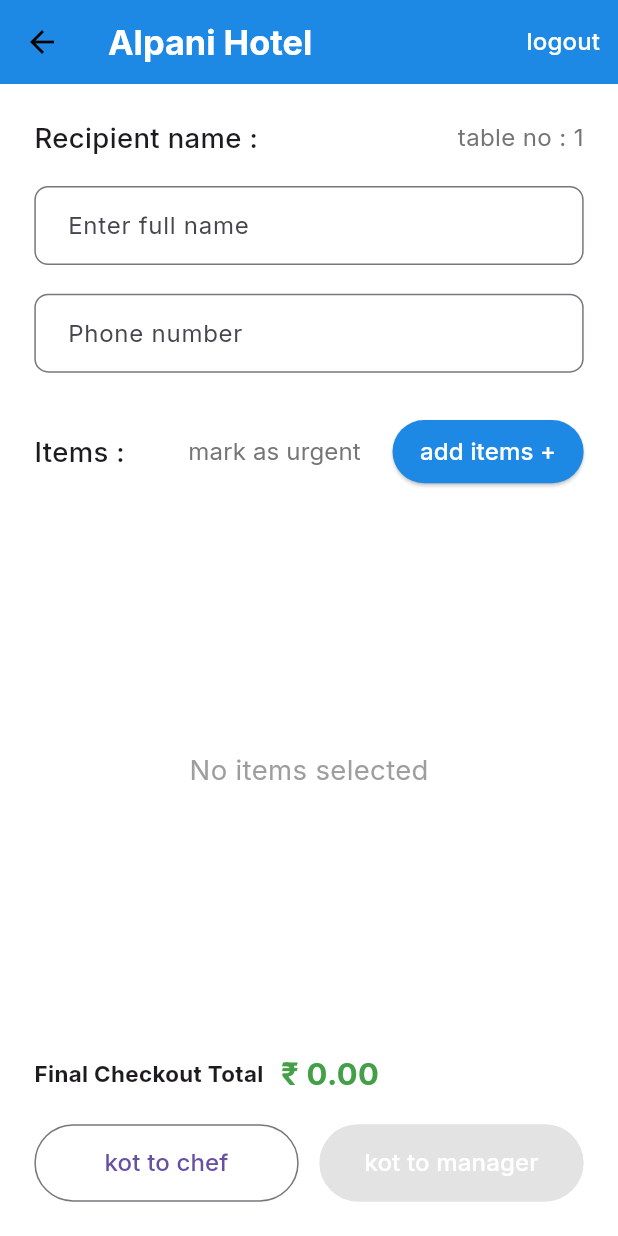
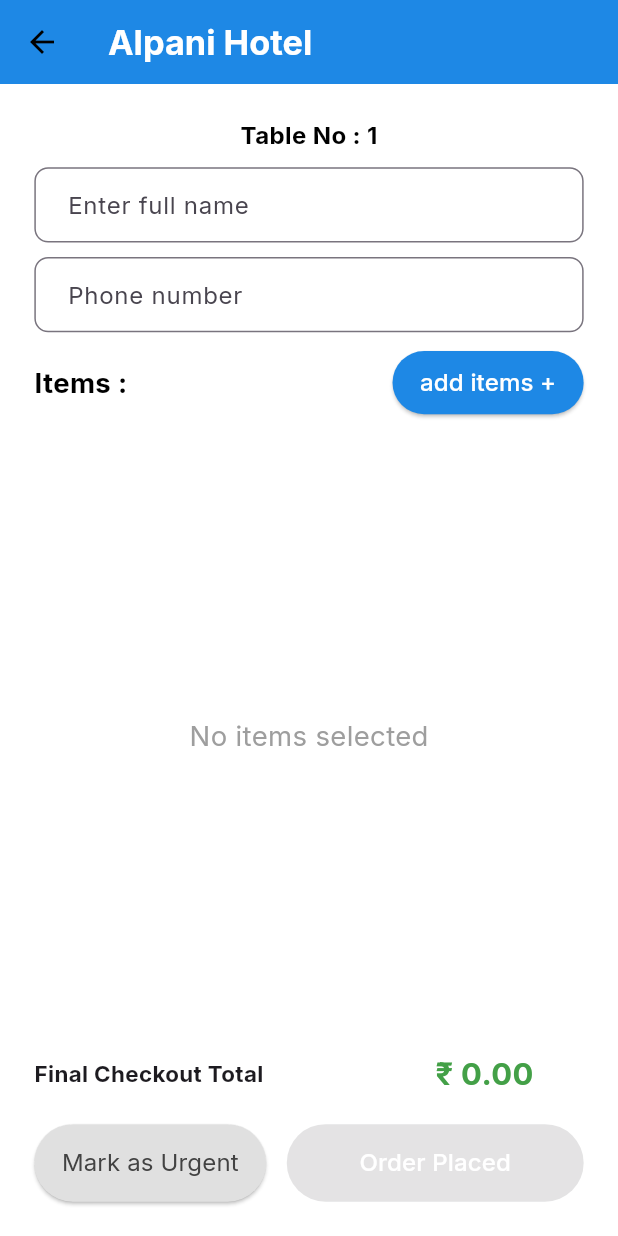
Before and after one commit to Pranav1733/hotel-billing, a Flutter app: the CustomerDetailPage screen opened by its route, on a phone screen of 412 x 824 dp. Run offline on Flutter 3.47's test engine with Material 3 defaults, Android fonts, the phone set to English and light mode, and no system bars; our stand-ins replace connectivity_plus, dropdown_button2, file_picker, flutter_animate, flutter_screenutil, fluttertoast and 10 more; missing offline and left inert: translator; accounts and stored records are empty.

Commit message:
made some changes and added logout

```diff
--- a/lib/View/TableManagementView/table_management_view.dart
+++ b/lib/View/TableManagementView/table_management_view.dart
@@ -150,6 +150,7 @@
 import 'package:flutter/material.dart';
 import 'package:flutter_screenutil/flutter_screenutil.dart';
 import 'package:get/get.dart';
+import '../../Auth/login_view.dart';
 import '../../Controller/table_management_controller.dart';
 import 'widgets/table_widget.dart';
 
@@ -200,10 +201,13 @@ class TableManagementView extends StatelessWidget {
           }),
           TextButton(
             onPressed: () {
-              // Logout functionality
+              // Perform logout logic
+
+              // Navigate to login page directly
+              Get.offAll(LoginScreen()); // make sure LoginScreen is imported
             },
             child: Text(
-              'logout',
+              'Logout',
               style: TextStyle(
                 color: Colors.white,
                 fontSize: 14.sp,
--- a/lib/View/TableManagementView/widgets/add_items_page.dart
+++ b/lib/View/TableManagementView/widgets/add_items_page.dart
@@ -213,20 +213,20 @@ class AddItemsPage extends StatelessWidget {
         ),
         backgroundColor: Colors.blue[600],
         elevation: 0,
-        actions: [
-          TextButton(
-            onPressed: () {
-              // Logout functionality
-            },
-            child: Text(
-              'logout',
-              style: TextStyle(
-                color: Colors.white,
-                fontSize: 14.sp,
-              ),
-            ),
-          ),
-        ],
+        // actions: [
+        //   TextButton(
+        //     onPressed: () {
+        //       // Logout functionality
+        //     },
+        //     child: Text(
+        //       'logout',
+        //       style: TextStyle(
+        //         color: Colors.white,
+        //         fontSize: 14.sp,
+        //       ),
+        //     ),
+        //   ),
+        // ],
       ),
       body: SafeArea(
         child: Column(
--- a/lib/View/TableManagementView/widgets/customer_detail_page.dart
+++ b/lib/View/TableManagementView/widgets/customer_detail_page.dart
@@ -2,6 +2,7 @@ import 'package:flutter/material.dart';
 import 'package:flutter/services.dart';
 import 'package:flutter_screenutil/flutter_screenutil.dart';
 import 'package:get/get.dart';
+import '../../../Auth/login_view.dart';
 import '../../../Controller/table_management_controller.dart';
 
 class CustomerDetailPage extends StatefulWidget {
@@ -38,20 +39,23 @@ class _CustomerDetailPageState extends State<CustomerDetailPage> {
         ),
         backgroundColor: Colors.blue[600],
         elevation: 0,
-        actions: [
-          TextButton(
-            onPressed: () {
-              // Logout functionality
-            },
-            child: Text(
-              'logout',
-              style: TextStyle(
-                color: Colors.white,
-                fontSize: 14.sp,
-              ),
-            ),
-          ),
-        ],
+        // actions: [
+        //   TextButton(
+        //     onPressed: () {
+        //       // Perform logout logic
+        //
+        //       // Navigate to login page directly
+        //       Get.offAll(LoginScreen()); // make sure LoginScreen is imported
+        //     },
+        //     child: Text(
+        //       'Logout',
+        //       style: TextStyle(
+        //         color: Colors.white,
+        //         fontSize: 14.sp,
+        //       ),
+        //     ),
+        //   ),
+        // ],
       ),
       body: SafeArea(
         child: Padding(
@@ -59,28 +63,15 @@ class _CustomerDetailPageState extends State<CustomerDetailPage> {
           child: Form(
             key: controller.formKey,
             child: Column(
-              crossAxisAlignment: CrossAxisAlignment.start,
               children: [
-                Row(
-                  mainAxisAlignment: MainAxisAlignment.spaceBetween,
-                  children: [
-                    Text(
-                      'Recipient name :',
-                      style: TextStyle(
-                        fontSize: 16.sp,
-                        fontWeight: FontWeight.w500,
-                      ),
-                    ),
                 Obx(() => Text(
-                          'table no : ${controller.selectedTable.value?['number'] ?? 1}',
+                      'Table No : ${controller.selectedTable.value?['number'] ?? 1}',
                       style: TextStyle(
                           fontSize: 14.sp,
-                            color: Colors.grey[600],
-                          ),
+                          color: Colors.black,
+                          fontWeight: FontWeight.bold),
                     )),
-                  ],
-                ),
-                SizedBox(height: 16.h),
+                SizedBox(height: 8.h),
 
                 // Customer name field
                 TextFormField(
@@ -92,13 +83,13 @@ class _CustomerDetailPageState extends State<CustomerDetailPage> {
                     ),
                     contentPadding: EdgeInsets.symmetric(
                       horizontal: 16.w,
-                      vertical: 12.h,
+                      vertical: 11.h,
                     ),
                   ),
                   validator: controller.validateCustomerName,
                   onChanged: (value) => controller.saveCustomerDetails(),
                 ),
-                SizedBox(height: 16.h),
+                SizedBox(height: 8.h),
 
                 // Phone number field
                 TextFormField(
@@ -115,14 +106,14 @@ class _CustomerDetailPageState extends State<CustomerDetailPage> {
                     ),
                     contentPadding: EdgeInsets.symmetric(
                       horizontal: 16.w,
-                      vertical: 12.h,
+                      vertical: 11.h,
                     ),
                   ),
                   validator: controller.validatePhoneNumber,
                   onChanged: (value) => controller.saveCustomerDetails(),
                 ),
 
-                SizedBox(height: 24.h),
+                SizedBox(height: 8.h),
 
                 // Items section
                 Row(
@@ -132,61 +123,12 @@ class _CustomerDetailPageState extends State<CustomerDetailPage> {
                       'Items :',
                       style: TextStyle(
                         fontSize: 16.sp,
-                        fontWeight: FontWeight.w500,
+                        color: Colors.black,
+                        fontWeight: FontWeight.bold,
                       ),
                     ),
                     Row(
                       children: [
-                        Obx(() => TextButton(
-                              onPressed: () {
-                                // Toggle urgent status
-                                if (controller.selectedTable.value != null) {
-                                  final tableIndex = controller.tables.indexWhere(
-                                      (t) =>
-                                          t['id'] ==
-                                          controller.selectedTable.value!['id']);
-                                  if (tableIndex != -1) {
-                                    controller.tables[tableIndex]['isUrgent'] =
-                                        !(controller.tables[tableIndex]
-                                                ['isUrgent'] ??
-                                            false);
-                                    controller.tables.refresh();
-
-                                    Get.snackbar(
-                                      controller.tables[tableIndex]['isUrgent']
-                                          ? 'Marked as Urgent'
-                                          : 'Removed Urgent',
-                                      'Table ${controller.tables[tableIndex]['number']} ${controller.tables[tableIndex]['isUrgent'] ? 'marked as urgent' : 'urgent status removed'}',
-                                      snackPosition: SnackPosition.BOTTOM,
-                                      backgroundColor: controller
-                                              .tables[tableIndex]['isUrgent']
-                                          ? Colors.orange
-                                          : Colors.blue,
-                                      colorText: Colors.white,
-                                    );
-                                  }
-                                }
-                              },
-                              child: Text(
-                                controller.selectedTable.value?['isUrgent'] ==
-                                        true
-                                    ? 'remove urgent'
-                                    : 'mark as urgent',
-                                style: TextStyle(
-                                  fontSize: 14.sp,
-                                  color: controller
-                                              .selectedTable.value?['isUrgent'] ==
-                                          true
-                                      ? Colors.red[600]
-                                      : Colors.grey[600],
-                                  fontWeight: controller
-                                              .selectedTable.value?['isUrgent'] ==
-                                          true
-                                      ? FontWeight.bold
-                                      : FontWeight.normal,
-                                ),
-                              ),
-                            )),
                         SizedBox(width: 8.w),
                         ElevatedButton(
                           onPressed: controller.navigateToAddItems,
@@ -425,7 +367,8 @@ class _CustomerDetailPageState extends State<CustomerDetailPage> {
                                     decoration: BoxDecoration(
                                       color: Colors.white,
                                       borderRadius: BorderRadius.circular(6.r),
-                                border: Border.all(color: Colors.grey[200]!),
+                                      border:
+                                          Border.all(color: Colors.grey[200]!),
                                       boxShadow: [
                                         BoxShadow(
                                           color: Colors.grey.withOpacity(0.1),
@@ -444,7 +387,8 @@ class _CustomerDetailPageState extends State<CustomerDetailPage> {
                                             height: 24.h,
                                             decoration: BoxDecoration(
                                               color: Colors.blue[600],
-                                        borderRadius: BorderRadius.circular(12.r),
+                                              borderRadius:
+                                                  BorderRadius.circular(12.r),
                                             ),
                                             child: Center(
                                               child: Text(
@@ -465,7 +409,8 @@ class _CustomerDetailPageState extends State<CustomerDetailPage> {
                                         Expanded(
                                           flex: 3,
                                           child: Column(
-                                      crossAxisAlignment: CrossAxisAlignment.start,
+                                            crossAxisAlignment:
+                                                CrossAxisAlignment.start,
                                             children: [
                                               Text(
                                                 dish['name'],
@@ -477,7 +422,6 @@ class _CustomerDetailPageState extends State<CustomerDetailPage> {
                                                 maxLines: 1,
                                                 overflow: TextOverflow.ellipsis,
                                               ),
-
                                             ],
                                           ),
                                         ),
@@ -486,18 +430,24 @@ class _CustomerDetailPageState extends State<CustomerDetailPage> {
                                         SizedBox(
                                           width: 70.w,
                                           child: Row(
-                                      mainAxisAlignment: MainAxisAlignment.center,
+                                            mainAxisAlignment:
+                                                MainAxisAlignment.center,
                                             children: [
                                               GestureDetector(
-                                          onTap: () => controller.updateDishQuantity(
-                                              dish, dish['quantity'] - 1),
+                                                onTap: () => controller
+                                                    .updateDishQuantity(dish,
+                                                        dish['quantity'] - 1),
                                                 child: Container(
                                                   width: 20.w,
                                                   height: 24.h,
                                                   decoration: BoxDecoration(
                                                     color: Colors.red[50],
-                                              borderRadius: BorderRadius.circular(4.r),
-                                              border: Border.all(color: Colors.red[200]!),
+                                                    borderRadius:
+                                                        BorderRadius.circular(
+                                                            4.r),
+                                                    border: Border.all(
+                                                        color:
+                                                            Colors.red[200]!),
                                                   ),
                                                   child: Icon(
                                                     Icons.remove,
@@ -506,7 +456,6 @@ class _CustomerDetailPageState extends State<CustomerDetailPage> {
                                                   ),
                                                 ),
                                               ),
-
                                               Container(
                                                 width: 23.w,
                                                 alignment: Alignment.center,
@@ -519,17 +468,21 @@ class _CustomerDetailPageState extends State<CustomerDetailPage> {
                                                   ),
                                                 ),
                                               ),
-
                                               GestureDetector(
-                                          onTap: () => controller.updateDishQuantity(
-                                              dish, dish['quantity'] + 1),
+                                                onTap: () => controller
+                                                    .updateDishQuantity(dish,
+                                                        dish['quantity'] + 1),
                                                 child: Container(
                                                   width: 20.w,
                                                   height: 24.h,
                                                   decoration: BoxDecoration(
                                                     color: Colors.green[50],
-                                              borderRadius: BorderRadius.circular(4.r),
-                                              border: Border.all(color: Colors.green[200]!),
+                                                    borderRadius:
+                                                        BorderRadius.circular(
+                                                            4.r),
+                                                    border: Border.all(
+                                                        color:
+                                                            Colors.green[200]!),
                                                   ),
                                                   child: Icon(
                                                     Icons.add,
@@ -592,7 +545,7 @@ class _CustomerDetailPageState extends State<CustomerDetailPage> {
                               fontWeight: FontWeight.bold,
                             ),
                           ),
-                          SizedBox(width: 10.w),
+                          SizedBox(width: 100.w),
                           Obx(() => Text(
                                 '₹ ${controller.getTotalAmount().toStringAsFixed(2)}',
                                 style: TextStyle(
@@ -643,18 +596,56 @@ class _CustomerDetailPageState extends State<CustomerDetailPage> {
                 // Action buttons
                 Row(
                   children: [
-                    Expanded(
-                      child: OutlinedButton(
-                        onPressed: controller.sendKotToChef,
-                        style: OutlinedButton.styleFrom(
-                          padding: EdgeInsets.symmetric(vertical: 12.h),
+                    Obx(() => ElevatedButton(
+                      onPressed: () {
+                        // Toggle urgent status
+                        if (controller.selectedTable.value != null) {
+                          final tableIndex = controller.tables.indexWhere(
+                                  (t) =>
+                              t['id'] ==
+                                  controller.selectedTable.value!['id']);
+                          if (tableIndex != -1) {
+                            controller.tables[tableIndex]['isUrgent'] =
+                            !(controller.tables[tableIndex]['isUrgent'] ?? false);
+                            controller.tables.refresh();
+
+                            Get.snackbar(
+                              controller.tables[tableIndex]['isUrgent']
+                                  ? 'Marked as Urgent'
+                                  : 'Removed Urgent',
+                              'Table ${controller.tables[tableIndex]['number']} ${controller.tables[tableIndex]['isUrgent'] ? 'marked as urgent' : 'urgent status removed'}',
+                              snackPosition: SnackPosition.BOTTOM,
+                              backgroundColor: controller.tables[tableIndex]['isUrgent']
+                                  ? Colors.orange
+                                  : Colors.blue,
+                              colorText: Colors.white,
+                            );
+                          }
+                        }
+                      },
+                      style: ElevatedButton.styleFrom(
+                        backgroundColor:
+                        controller.selectedTable.value?['isUrgent'] == true
+                            ? Colors.red[100]
+                            : Colors.grey[300],
+                        padding: EdgeInsets.symmetric(vertical: 12.h, horizontal: 16.w),
                       ),
                       child: Text(
-                          'kot to chef',
-                          style: TextStyle(fontSize: 14.sp),
+                        controller.selectedTable.value?['isUrgent'] == true
+                            ? 'Remove Urgent'
+                            : 'Mark as Urgent',
+                        style: TextStyle(
+                          fontSize: 14.sp,
+                          color: controller.selectedTable.value?['isUrgent'] == true
+                              ? Colors.red[600]
+                              : Colors.grey[800],
+                          fontWeight:
+                          controller.selectedTable.value?['isUrgent'] == true
+                              ? FontWeight.bold
+                              : FontWeight.normal,
                         ),
                       ),
-                    ),
+                    )),
                     SizedBox(width: 12.w),
                     Expanded(
                       child: Obx(() => ElevatedButton(
@@ -675,7 +666,7 @@ class _CustomerDetailPageState extends State<CustomerDetailPage> {
                           ),
                         )
                             : Text(
-                                    'kot to manager',
+                          'Order Placed',
                           style: TextStyle(
                             color: Colors.white,
                             fontSize: 14.sp,
@@ -684,7 +675,8 @@ class _CustomerDetailPageState extends State<CustomerDetailPage> {
                       )),
                     ),
                   ],
-                ),
+                )
+,
               ],
             ),
           ),
--- a/lib/View/TableManagementView/widgets/dish_card_widget.dart
+++ b/lib/View/TableManagementView/widgets/dish_card_widget.dart
@@ -82,7 +82,6 @@
 //   }
 // }
 
-
 import 'package:flutter/material.dart';
 import 'package:flutter_screenutil/flutter_screenutil.dart';
 import 'package:get/get.dart';
@@ -111,7 +110,8 @@ orElse: () => dish,
 
       final bool isSelected = currentDish['isSelected'] ?? false;
       final int quantity = currentDish['quantity'] ?? 0;
-final int confirmedQty = controller.getConfirmedQuantity(currentDish['id']);
+      final int confirmedQty =
+          controller.getConfirmedQuantity(currentDish['id']);
       final bool hasConfirmedQty = confirmedQty > 0;
 
 // Color logic based on selection and confirmation status
@@ -216,7 +216,8 @@ children: [
 // Decrease button
                       GestureDetector(
                         onTap: () {
-controller.updateDishQuantity(currentDish, quantity - 1);
+                          controller.updateDishQuantity(
+                              currentDish, quantity - 1);
                         },
                         child: Container(
                           width: 20.w,
@@ -239,7 +240,7 @@ color: Colors.white,
 
 // Quantity display
                       Container(
-width: 24.w,
+                        width: 34.w,
                         alignment: Alignment.center,
                         child: Text(
                           '$quantity',
@@ -254,7 +255,8 @@ color: Colors.white,
 // Increase button
                       GestureDetector(
                         onTap: () {
-controller.updateDishQuantity(currentDish, quantity + 1);
+                          controller.updateDishQuantity(
+                              currentDish, quantity + 1);
                         },
                         child: Container(
                           width: 20.w,
```
Lines whose indentation alone changed are shown as unchanged.
